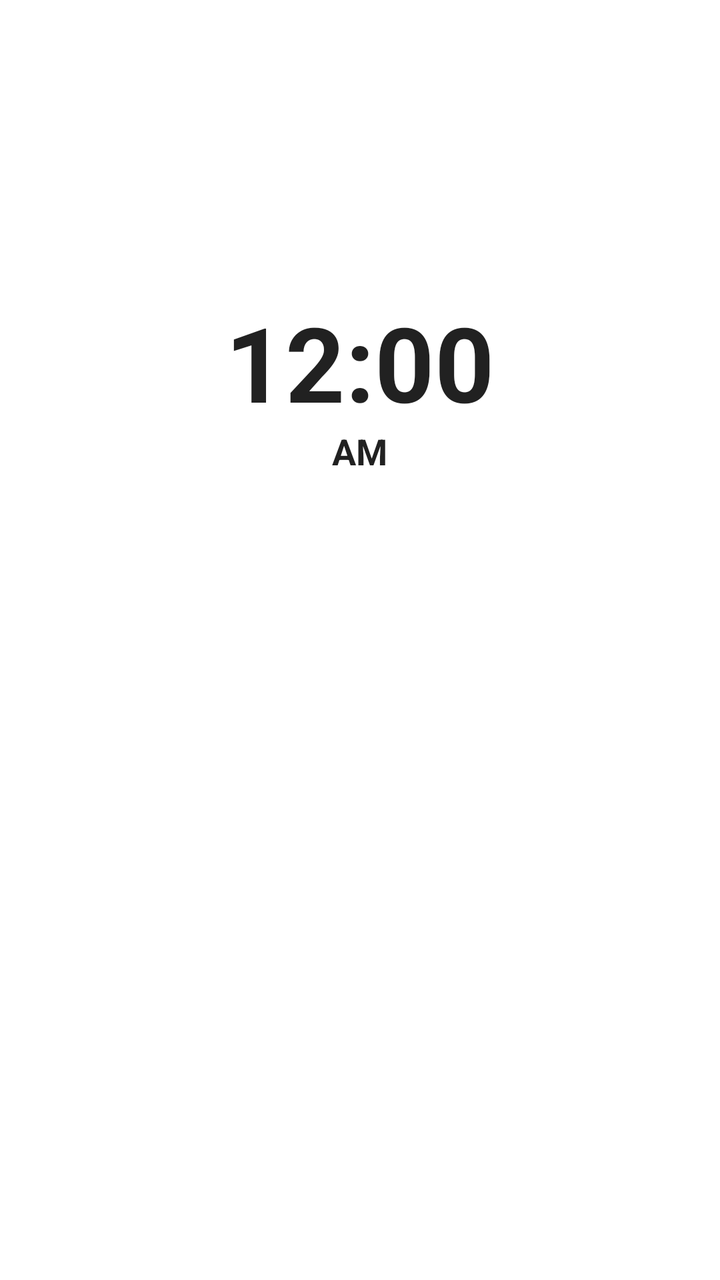
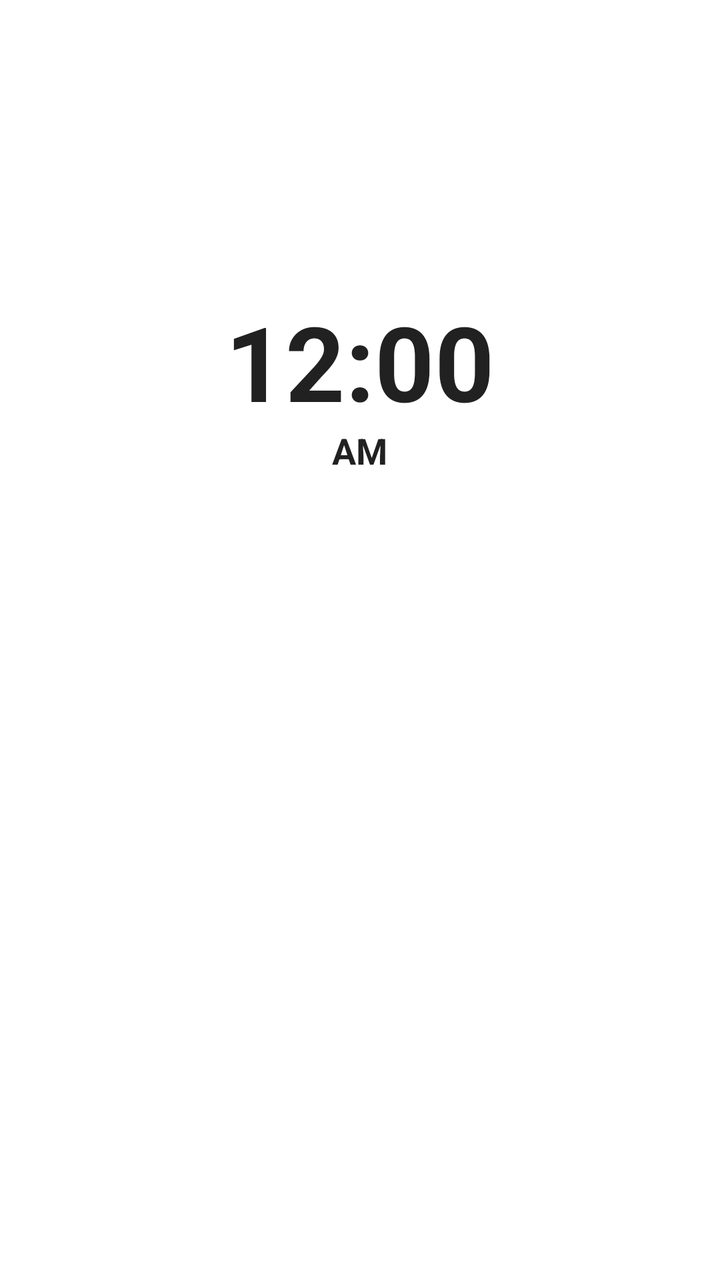

Screens rendered from an Android XML layout before and after an edit, with the pre-edit source and the edit as a unified diff.
<!-- AndroidManifest.xml: application theme Theme.MaterialComponents.DayNight.NoActionBar -->
<!-- res/layout/widget_layout_4x4.xml -->
<?xml version="1.0" encoding="utf-8"?>
<FrameLayout xmlns:android="http://schemas.android.com/apk/res/android"
    android:id="@+id/widget_root"
    android:layout_width="match_parent"
    android:layout_height="match_parent">

    
    <ImageView
        android:id="@+id/widget_bg_image"
        android:layout_width="match_parent"
        android:layout_height="match_parent"
        android:scaleType="fitXY"
        android:contentDescription="Widget Background" />

    
    <LinearLayout
        android:layout_width="match_parent"
        android:layout_height="match_parent"
        android:orientation="vertical"
        android:paddingHorizontal="10dp"
        android:paddingVertical="8dp">

        
        <LinearLayout
            android:id="@+id/container_top_horizontal"
            android:layout_width="match_parent"
            android:layout_height="0dp"
            android:layout_weight="6"
            android:orientation="horizontal"
            android:gravity="bottom">

            
            <LinearLayout
                android:id="@+id/container_top_left"
                android:layout_width="0dp"
                android:layout_height="match_parent"
                android:layout_weight="1"
                android:orientation="vertical"
                android:gravity="bottom|start"
                android:paddingEnd="4dp"
                android:paddingBottom="2dp">

                <TextView
                    android:id="@+id/tv_widget_live_horai_left"
                    android:layout_width="match_parent"
                    android:layout_height="wrap_content"
                    android:gravity="start|bottom"
                    android:textSize="11sp"
                    android:textStyle="bold"
                    android:maxLines="3"
                    android:includeFontPadding="false"
                    android:visibility="gone" />
            </LinearLayout>

            
            <FrameLayout
                android:id="@+id/container_clock_top"
                android:layout_width="0dp"
                android:layout_height="match_parent"
                android:layout_weight="2"
                android:layout_gravity="center">

                <ImageView
                    android:id="@+id/iv_hybrid_dial_bg"
                    android:layout_width="match_parent"
                    android:layout_height="match_parent"
                    android:scaleType="fitCenter"
                    android:visibility="gone"
                    android:contentDescription="Analog Dial" />

                <AnalogClock
                    android:id="@+id/analog_clock_view"
                    android:layout_width="match_parent"
                    android:layout_height="match_parent"
                    android:layout_gravity="center"
                    android:dial="@drawable/classic_clock_dial"
                    android:hand_hour="@drawable/classic_clock_hour"
                    android:hand_minute="@drawable/classic_clock_minute"
                    android:visibility="gone" />

                <TextClock
                    android:id="@+id/tc_hybrid_top_digital"
                    android:layout_width="wrap_content"
                    android:layout_height="wrap_content"
                    android:layout_gravity="top|center_horizontal"
                    android:layout_marginTop="42dp"
                    android:format12Hour="h:mm"
                    android:format24Hour="HH:mm"
                    android:textColor="#00F5D4"
                    android:textSize="10sp"
                    android:textStyle="bold"
                    android:includeFontPadding="false"
                    android:visibility="gone" />

                <ImageView
                    android:id="@+id/iv_digital_clock_bg"
                    android:layout_width="match_parent"
                    android:layout_height="match_parent"
                    android:layout_marginHorizontal="12dp"
                    android:layout_marginVertical="12dp"
                    android:scaleType="fitXY"
                    android:visibility="gone"
                    android:contentDescription="Neon Digital Pill" />

                <LinearLayout
                    android:id="@+id/container_digital_clock"
                    android:layout_width="match_parent"
                    android:layout_height="match_parent"
                    android:orientation="vertical"
                    android:gravity="center"
                    android:visibility="visible">

                    <TextClock
                        android:id="@+id/tv_digital_clock"
                        android:layout_width="wrap_content"
                        android:layout_height="wrap_content"
                        android:format12Hour="h:mm"
                        android:format24Hour="HH:mm"
                        android:textSize="52sp"
                        android:textStyle="bold"
                        android:includeFontPadding="false" />

                    <TextClock
                        android:id="@+id/tv_digital_clock_ampm"
                        android:layout_width="wrap_content"
                        android:layout_height="wrap_content"
                        android:layout_marginTop="2dp"
                        android:format12Hour="a"
                        android:format24Hour=""
                        android:textSize="18sp"
                        android:textStyle="bold"
                        android:includeFontPadding="false" />
                </LinearLayout>

            </FrameLayout>

            
            <LinearLayout
                android:id="@+id/container_top_right"
                android:layout_width="0dp"
                android:layout_height="match_parent"
                android:layout_weight="1"
                android:orientation="vertical"
                android:gravity="bottom|end"
                android:paddingStart="4dp"
                android:paddingBottom="2dp">

                <TextView
                    android:id="@+id/tv_widget_live_gowri_right"
                    android:layout_width="match_parent"
                    android:layout_height="wrap_content"
                    android:gravity="end|bottom"
                    android:textSize="11sp"
                    android:textStyle="bold"
                    android:maxLines="3"
                    android:includeFontPadding="false"
                    android:visibility="gone" />
            </LinearLayout>

        </LinearLayout>

        
        <LinearLayout
            android:id="@+id/container_elements_bottom"
            android:layout_width="match_parent"
            android:layout_height="0dp"
            android:layout_weight="4"
            android:orientation="vertical"
            android:gravity="bottom|center_horizontal"
            android:paddingHorizontal="4dp">

            
            <LinearLayout
                android:id="@+id/container_horai_gowri_times"
                android:layout_width="match_parent"
                android:layout_height="wrap_content"
                android:orientation="horizontal"
                android:gravity="center_vertical"
                android:paddingVertical="1dp">

                <TextView
                    android:id="@+id/tv_widget_horai_gowri_time_left"
                    android:layout_width="0dp"
                    android:layout_height="wrap_content"
                    android:layout_weight="1"
                    android:gravity="start"
                    android:textSize="10sp"
                    android:textStyle="normal"
                    android:maxLines="1"
                    android:includeFontPadding="false"
                    android:visibility="gone" />

                <TextView
                    android:id="@+id/tv_widget_horai_gowri_time_right"
                    android:layout_width="0dp"
                    android:layout_height="wrap_content"
                    android:layout_weight="1"
                    android:gravity="end"
                    android:textSize="10sp"
                    android:textStyle="normal"
                    android:maxLines="1"
                    android:includeFontPadding="false"
                    android:visibility="gone" />
            </LinearLayout>

            
            <TextView
                android:id="@+id/tv_widget_horai_gowri_next"
                android:layout_width="match_parent"
                android:layout_height="wrap_content"
                android:gravity="center"
                android:paddingVertical="1dp"
                android:textSize="11sp"
                android:textStyle="normal"
                android:maxLines="1"
                android:includeFontPadding="false"
                android:visibility="gone" />

            <TextView
                android:id="@+id/tv_widget_row1_fixed"
                android:layout_width="match_parent"
                android:layout_height="wrap_content"
                android:gravity="center"
                android:paddingVertical="2dp"
                android:textSize="13sp"
                android:textStyle="bold"
                android:maxLines="1"
                android:includeFontPadding="false" />

            <TextView
                android:id="@+id/tv_widget_row2_opt1"
                android:layout_width="match_parent"
                android:layout_height="wrap_content"
                android:gravity="center"
                android:paddingVertical="2dp"
                android:textSize="12sp"
                android:textStyle="normal"
                android:maxLines="1"
                android:includeFontPadding="false" />

            <TextView
                android:id="@+id/tv_widget_row3_opt2"
                android:layout_width="match_parent"
                android:layout_height="wrap_content"
                android:gravity="center"
                android:paddingVertical="2dp"
                android:textSize="12sp"
                android:textStyle="normal"
                android:maxLines="1"
                android:includeFontPadding="false" />

            <TextView
                android:id="@+id/tv_widget_row4_opt3"
                android:layout_width="match_parent"
                android:layout_height="wrap_content"
                android:gravity="center"
                android:paddingVertical="2dp"
                android:textSize="12sp"
                android:textStyle="normal"
                android:maxLines="1"
                android:includeFontPadding="false" />

        </LinearLayout>

    </LinearLayout>

</FrameLayout>
<!-- resources referenced by this layout -->
<resources>
  <!-- drawable classic_clock_dial: vector/xml drawable (drawable, 3664 chars, omitted) -->
  <!-- drawable classic_clock_hour (drawable) -->
  <?xml version="1.0" encoding="utf-8"?>
  <vector xmlns:android="http://schemas.android.com/apk/res/android"
      android:width="200dp"
      android:height="200dp"
      android:viewportWidth="200"
      android:viewportHeight="200">
  
      
      <path
          android:fillColor="#EBEBEB"
          android:pathData="M 100,48 L 94.5,96 L 100,108 Z" />
  
      
      <path
          android:fillColor="#B8B8B8"
          android:pathData="M 100,48 L 105.5,96 L 100,108 Z" />
  
      
      <path
          android:fillColor="#D8D8D8"
          android:strokeColor="#7A7A7A"
          android:strokeWidth="0.8"
          android:pathData="M 100,100 m -4,0 a 4,4 0 1,0 8,0 a 4,4 0 1,0 -8,0" />
      <path
          android:fillColor="#444444"
          android:pathData="M 100,100 m -1.5,0 a 1.5,1.5 0 1,0 3,0 a 1.5,1.5 0 1,0 -3,0" />
  </vector>
  <!-- drawable classic_clock_minute (drawable) -->
  <?xml version="1.0" encoding="utf-8"?>
  <vector xmlns:android="http://schemas.android.com/apk/res/android"
      android:width="200dp"
      android:height="200dp"
      android:viewportWidth="200"
      android:viewportHeight="200">
  
      
      <path
          android:fillColor="#FFFFFF"
          android:pathData="M 100,28 L 95.5,96 L 100,112 Z" />
  
      
      <path
          android:fillColor="#CCCCCC"
          android:pathData="M 100,28 L 104.5,96 L 100,112 Z" />
  
      
      <path
          android:fillColor="#ECECEC"
          android:strokeColor="#8E8E8E"
          android:strokeWidth="0.8"
          android:pathData="M 100,100 m -4.5,0 a 4.5,4.5 0 1,0 9,0 a 4.5,4.5 0 1,0 -9,0" />
      <path
          android:fillColor="#222222"
          android:pathData="M 100,100 m -1.5,0 a 1.5,1.5 0 1,0 3,0 a 1.5,1.5 0 1,0 -3,0" />
  </vector>
</resources>

<!-- the commit's change to res/layout/widget_layout_4x4.xml (unified diff, before → after) -->
@@ -53,86 +53,144 @@
             </LinearLayout>
 
             
-            <FrameLayout
-                android:id="@+id/container_clock_top"
+            <LinearLayout
+                android:id="@+id/container_top_middle"
                 android:layout_width="0dp"
                 android:layout_height="match_parent"
                 android:layout_weight="2"
-                android:layout_gravity="center">
-
-                <ImageView
-                    android:id="@+id/iv_hybrid_dial_bg"
-                    android:layout_width="match_parent"
-                    android:layout_height="match_parent"
-                    android:scaleType="fitCenter"
-                    android:visibility="gone"
-                    android:contentDescription="Analog Dial" />
-
-                <AnalogClock
-                    android:id="@+id/analog_clock_view"
-                    android:layout_width="match_parent"
-                    android:layout_height="match_parent"
-                    android:layout_gravity="center"
-                    android:dial="@drawable/classic_clock_dial"
-                    android:hand_hour="@drawable/classic_clock_hour"
-                    android:hand_minute="@drawable/classic_clock_minute"
-                    android:visibility="gone" />
-
-                <TextClock
-                    android:id="@+id/tc_hybrid_top_digital"
-                    android:layout_width="wrap_content"
-                    android:layout_height="wrap_content"
-                    android:layout_gravity="top|center_horizontal"
-                    android:layout_marginTop="42dp"
-                    android:format12Hour="h:mm"
-                    android:format24Hour="HH:mm"
-                    android:textColor="#00F5D4"
+                android:orientation="vertical"
+                android:gravity="bottom|center_horizontal">
+
+                <FrameLayout
+                    android:id="@+id/container_clock_top"
+                    android:layout_width="match_parent"
+                    android:layout_height="0dp"
+                    android:layout_weight="1"
+                    android:layout_gravity="center">
+
+                    <ImageView
+                        android:id="@+id/iv_hybrid_dial_bg"
+                        android:layout_width="match_parent"
+                        android:layout_height="match_parent"
+                        android:scaleType="fitCenter"
+                        android:visibility="gone"
+                        android:contentDescription="Analog Dial" />
+
+                    <AnalogClock
+                        android:id="@+id/analog_clock_view"
+                        android:layout_width="match_parent"
+                        android:layout_height="match_parent"
+                        android:layout_gravity="center"
+                        android:dial="@drawable/classic_clock_dial"
+                        android:hand_hour="@drawable/classic_clock_hour"
+                        android:hand_minute="@drawable/classic_clock_minute"
+                        android:visibility="gone" />
+
+                    <TextClock
+                        android:id="@+id/tc_hybrid_top_digital"
+                        android:layout_width="wrap_content"
+                        android:layout_height="wrap_content"
+                        android:layout_gravity="top|center_horizontal"
+                        android:layout_marginTop="42dp"
+                        android:format12Hour="h:mm"
+                        android:format24Hour="HH:mm"
+                        android:textColor="#00F5D4"
+                        android:textSize="10sp"
+                        android:textStyle="bold"
+                        android:includeFontPadding="false"
+                        android:visibility="gone" />
+
+                    <ImageView
+                        android:id="@+id/iv_digital_clock_bg"
+                        android:layout_width="match_parent"
+                        android:layout_height="match_parent"
+                        android:layout_marginHorizontal="12dp"
+                        android:layout_marginVertical="12dp"
+                        android:scaleType="fitXY"
+                        android:visibility="gone"
+                        android:contentDescription="Neon Digital Pill" />
+
+                    <LinearLayout
+                        android:id="@+id/container_digital_clock"
+                        android:layout_width="match_parent"
+                        android:layout_height="match_parent"
+                        android:orientation="vertical"
+                        android:gravity="center"
+                        android:visibility="visible">
+
+                        <TextClock
+                            android:id="@+id/tv_digital_clock"
+                            android:layout_width="wrap_content"
+                            android:layout_height="wrap_content"
+                            android:format12Hour="h:mm"
+                            android:format24Hour="HH:mm"
+                            android:textSize="52sp"
+                            android:textStyle="bold"
+                            android:includeFontPadding="false" />
+
+                        <TextClock
+                            android:id="@+id/tv_digital_clock_ampm"
+                            android:layout_width="wrap_content"
+                            android:layout_height="wrap_content"
+                            android:layout_marginTop="2dp"
+                            android:format12Hour="a"
+                            android:format24Hour=""
+                            android:textSize="18sp"
+                            android:textStyle="bold"
+                            android:includeFontPadding="false" />
+                    </LinearLayout>
+
+                </FrameLayout>
+
+                
+                <LinearLayout
+                    android:id="@+id/container_horai_gowri_times"
+                    android:layout_width="match_parent"
+                    android:layout_height="wrap_content"
+                    android:orientation="horizontal"
+                    android:gravity="center_vertical"
+                    android:paddingTop="1dp">
+
+                    <TextView
+                        android:id="@+id/tv_widget_horai_gowri_time_left"
+                        android:layout_width="0dp"
+                        android:layout_height="wrap_content"
+                        android:layout_weight="1"
+                        android:gravity="start"
+                        android:textSize="9.5sp"
+                        android:textStyle="normal"
+                        android:maxLines="1"
+                        android:includeFontPadding="false"
+                        android:visibility="gone" />
+
+                    <TextView
+                        android:id="@+id/tv_widget_horai_gowri_time_right"
+                        android:layout_width="0dp"
+                        android:layout_height="wrap_content"
+                        android:layout_weight="1"
+                        android:gravity="end"
+                        android:textSize="9.5sp"
+                        android:textStyle="normal"
+                        android:maxLines="1"
+                        android:includeFontPadding="false"
+                        android:visibility="gone" />
+                </LinearLayout>
+
+                
+                <TextView
+                    android:id="@+id/tv_widget_horai_gowri_next"
+                    android:layout_width="match_parent"
+                    android:layout_height="wrap_content"
+                    android:gravity="center"
+                    android:paddingTop="1dp"
+                    android:paddingBottom="2dp"
                     android:textSize="10sp"
-                    android:textStyle="bold"
+                    android:textStyle="normal"
+                    android:maxLines="1"
                     android:includeFontPadding="false"
                     android:visibility="gone" />
 
-                <ImageView
-                    android:id="@+id/iv_digital_clock_bg"
-                    android:layout_width="match_parent"
-                    android:layout_height="match_parent"
-                    android:layout_marginHorizontal="12dp"
-                    android:layout_marginVertical="12dp"
-                    android:scaleType="fitXY"
-                    android:visibility="gone"
-                    android:contentDescription="Neon Digital Pill" />
-
-                <LinearLayout
-                    android:id="@+id/container_digital_clock"
-                    android:layout_width="match_parent"
-                    android:layout_height="match_parent"
-                    android:orientation="vertical"
-                    android:gravity="center"
-                    android:visibility="visible">
-
-                    <TextClock
-                        android:id="@+id/tv_digital_clock"
-                        android:layout_width="wrap_content"
-                        android:layout_height="wrap_content"
-                        android:format12Hour="h:mm"
-                        android:format24Hour="HH:mm"
-                        android:textSize="52sp"
-                        android:textStyle="bold"
-                        android:includeFontPadding="false" />
-
-                    <TextClock
-                        android:id="@+id/tv_digital_clock_ampm"
-                        android:layout_width="wrap_content"
-                        android:layout_height="wrap_content"
-                        android:layout_marginTop="2dp"
-                        android:format12Hour="a"
-                        android:format24Hour=""
-                        android:textSize="18sp"
-                        android:textStyle="bold"
-                        android:includeFontPadding="false" />
-                </LinearLayout>
-
-            </FrameLayout>
+            </LinearLayout>
 
             
             <LinearLayout
@@ -169,53 +227,6 @@
             android:gravity="bottom|center_horizontal"
             android:paddingHorizontal="4dp">
 
-            
-            <LinearLayout
-                android:id="@+id/container_horai_gowri_times"
-                android:layout_width="match_parent"
-                android:layout_height="wrap_content"
-                android:orientation="horizontal"
-                android:gravity="center_vertical"
-                android:paddingVertical="1dp">
-
-                <TextView
-                    android:id="@+id/tv_widget_horai_gowri_time_left"
-                    android:layout_width="0dp"
-                    android:layout_height="wrap_content"
-                    android:layout_weight="1"
-                    android:gravity="start"
-                    android:textSize="10sp"
-                    android:textStyle="normal"
-                    android:maxLines="1"
-                    android:includeFontPadding="false"
-                    android:visibility="gone" />
-
-                <TextView
-                    android:id="@+id/tv_widget_horai_gowri_time_right"
-                    android:layout_width="0dp"
-                    android:layout_height="wrap_content"
-                    android:layout_weight="1"
-                    android:gravity="end"
-                    android:textSize="10sp"
-                    android:textStyle="normal"
-                    android:maxLines="1"
-                    android:includeFontPadding="false"
-                    android:visibility="gone" />
-            </LinearLayout>
-
-            
-            <TextView
-                android:id="@+id/tv_widget_horai_gowri_next"
-                android:layout_width="match_parent"
-                android:layout_height="wrap_content"
-                android:gravity="center"
-                android:paddingVertical="1dp"
-                android:textSize="11sp"
-                android:textStyle="normal"
-                android:maxLines="1"
-                android:includeFontPadding="false"
-                android:visibility="gone" />
-
             <TextView
                 android:id="@+id/tv_widget_row1_fixed"
                 android:layout_width="match_parent"
